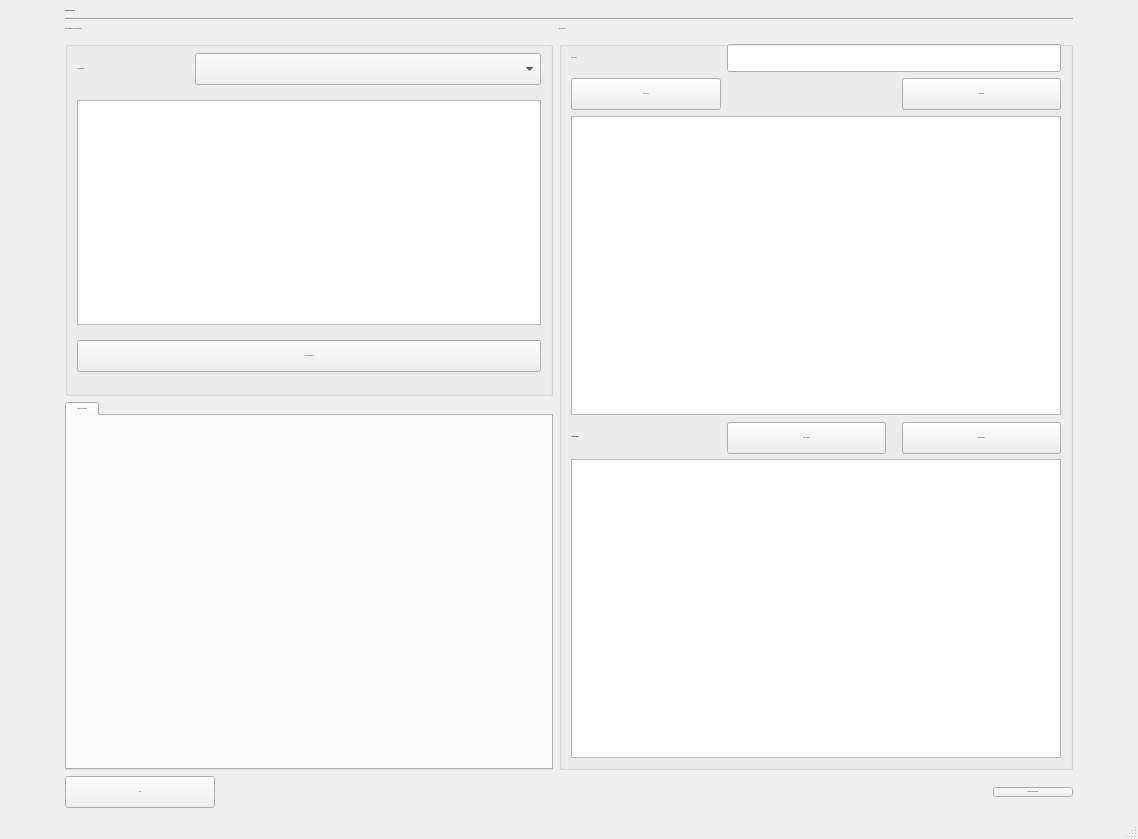
Above: populationanalysis.ui from TrinhLab/CASPERapp before the change. Below: the same form after it.
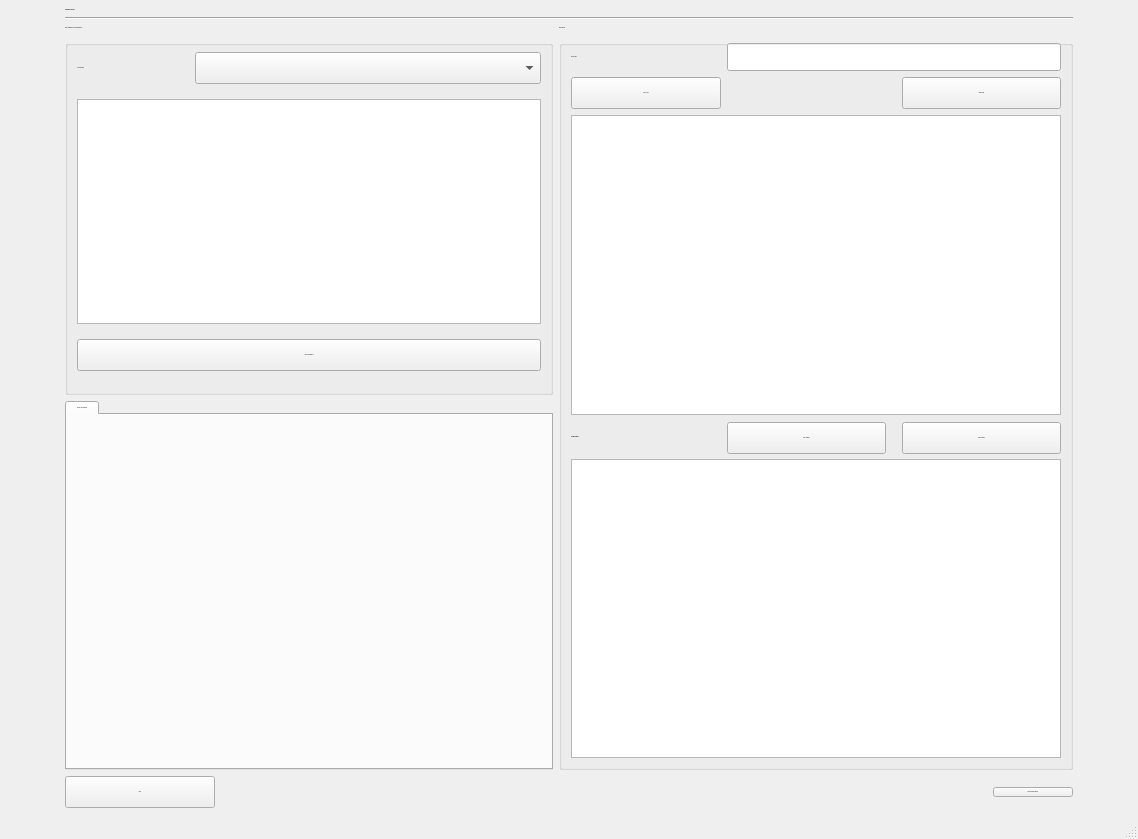
That is the form after the change.

```diff
--- a/populationanalysis.ui
+++ b/populationanalysis.ui
@@ -13,7 +13,7 @@
   <property name="font">
    <font>
     <family>Arial</family>
-    <pointsize>1</pointsize>
+    <pointsize>-1</pointsize>
     <weight>50</weight>
     <italic>false</italic>
     <bold>false</bold>
@@ -491,11 +491,11 @@
       </property>
       <property name="font">
        <font>
-        <family>12 Arial</family>
-        
-        <weight>50</weight>
+        <family>Arial</family>
+        <pointsize>-1</pointsize>
+        <weight>75</weight>
         <italic>false</italic>
-        <bold>false</bold>
+        <bold>true</bold>
        </font>
       </property>
       <property name="styleSheet">
```
Left out of the diff: 4 changed lines with no effect on the pictures.
